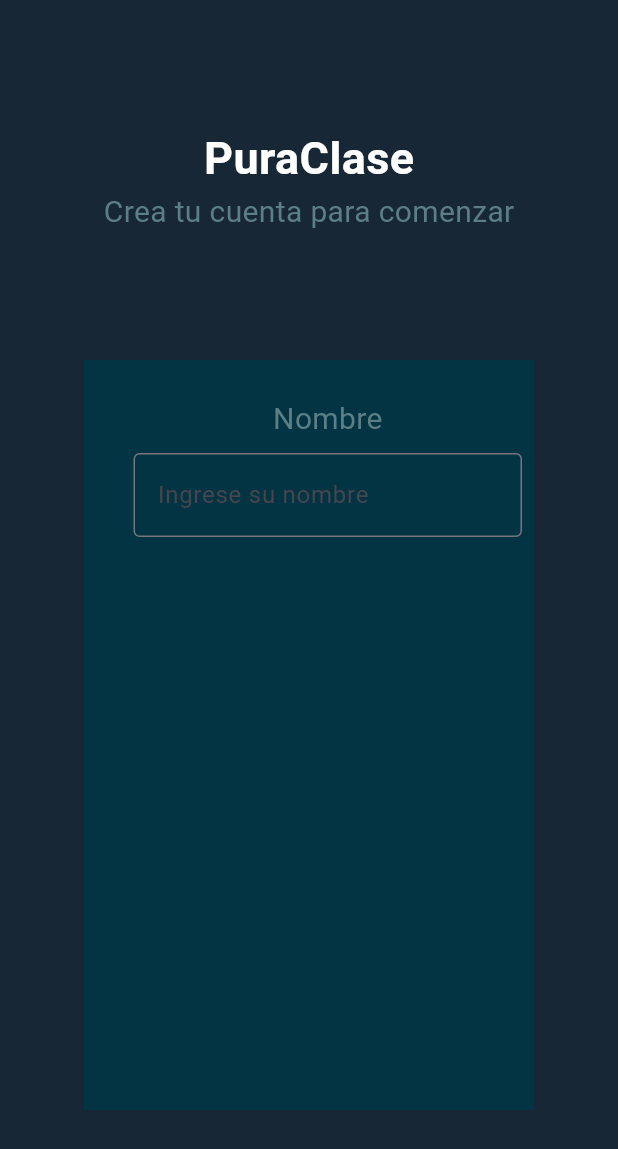
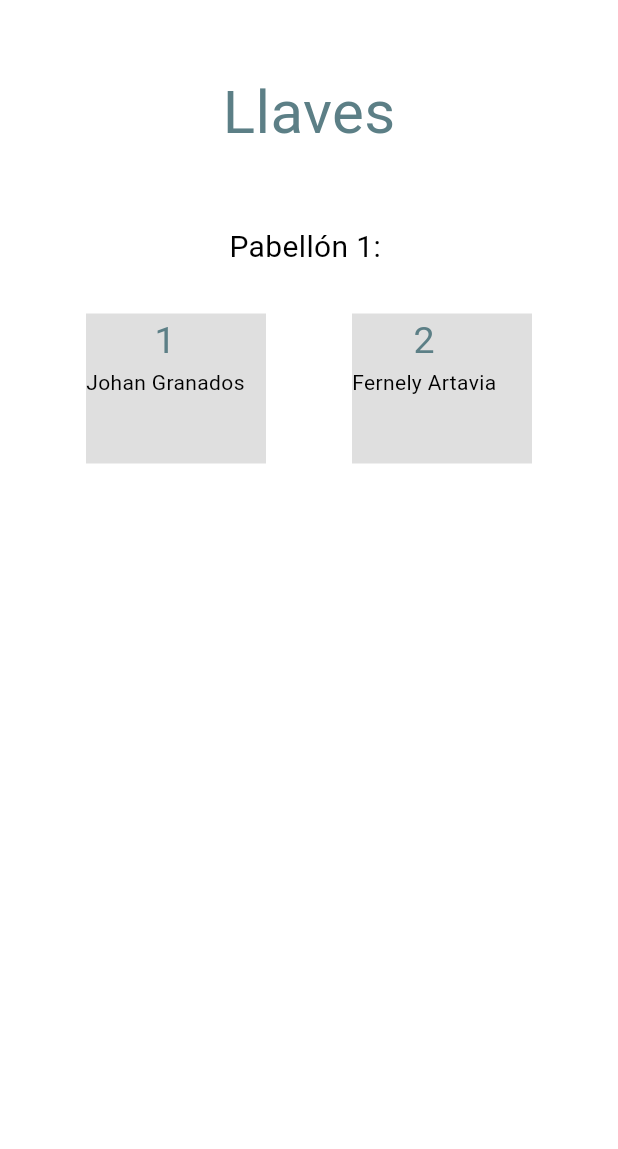
Before and after one commit to DylanOrte/pura_clase, a Flutter app: the screen it shows after launch, on a phone screen of 412 x 824 dp. Shown: the top 1149 px of the screen. Run offline on Flutter 3.47's test engine with Material 3 defaults, Android fonts, the light colour scheme and no system bars.

Commit message:
Version 2

```diff
--- /dev/null
+++ b/lib/componentes/llave.dart
@@ -0,0 +1,60 @@
+import 'package:flutter/material.dart';
+import 'package:pura_clase/diseños/colores.dart';
+
+class Llave extends StatefulWidget {
+  final String numLlave;
+  final String profesor;
+  const Llave({super.key, required this.numLlave, required this.profesor});
+
+  @override
+  State<Llave> createState() => _LlaveState();
+}
+
+class _LlaveState extends State<Llave> {
+  @override
+  Widget build(BuildContext context) {
+    return Container(
+      width: 120,
+      height: 100,
+      color: Colores.fondo2,
+      child: Stack(
+        children: [
+          Column(
+            crossAxisAlignment: CrossAxisAlignment.center,
+            children: [
+              Text(
+                widget.numLlave,
+                style: TextStyle(color: Colores.letra, fontSize: 25),
+                textAlign: TextAlign.center,
+              ),
+              Text(widget.profesor, style: TextStyle(color: Colors.black)),
+            ],
+          ),
+          Positioned.fill(
+            child: GestureDetector(
+              onTap: () {
+                showDialog(
+                  context: context,
+                  builder: (context) {
+                    return AlertDialog(
+                      title: Text(widget.numLlave),
+                      content: TextField(),
+                      actions: [
+                        TextButton(
+                          onPressed: () {
+                            Navigator.of(context).pop();
+                          },
+                          child: Text("Cerrar"),
+                        ),
+                      ],
+                    );
+                  },
+                );
+              },
+            ),
+          ),
+        ],
+      ),
+    );
+  }
+}
--- a/lib/nucleo/colores.dart
+++ b/lib/diseños/colores.dart
@@ -6,4 +6,5 @@ class Colores {
   static const Color tercero = Color(0xFF087371);
   static const Color letra = Color(0xFF5c7f86);
   static const Color fondo = Color(0xFF172736);
+  static const Color fondo2 = Color(0xD9D9D9D9);
 }
--- a/lib/main.dart
+++ b/lib/main.dart
@@ -1,6 +1,7 @@
 import 'package:flutter/material.dart';
 import 'package:pura_clase/pantallas/inicio_sesion.dart';
-import 'package:pura_clase/nucleo/colores.dart';
+import 'package:pura_clase/diseños/colores.dart';
+import 'package:pura_clase/pantallas/principal.dart';
 void main() {
   runApp(const MainApp());
 }
@@ -12,8 +13,8 @@ class MainApp extends StatelessWidget {
   Widget build(BuildContext context) {
     return const MaterialApp(
       home: Scaffold(
-        backgroundColor: Colores.fondo,
-        body: InicioSesion()
+        backgroundColor: Colors.white,
+        body: Principal()
       ),
     );
   }
--- a/lib/pantallas/inicio_sesion.dart
+++ b/lib/pantallas/inicio_sesion.dart
@@ -1,6 +1,6 @@
-import 'dart:ffi';
-import 'package:pura_clase/nucleo/colores.dart';
+import 'package:pura_clase/diseños/colores.dart';
 import 'package:flutter/material.dart';
+import 'package:pura_clase/pantallas/principal.dart';
 
 class InicioSesion extends StatefulWidget {
   const InicioSesion({super.key});
@@ -12,7 +12,7 @@ class InicioSesion extends StatefulWidget {
 class _InicioSesionState extends State<InicioSesion> {
   @override
   Widget build(BuildContext context) {
-    return Container(
+    return SizedBox(
       width: double.infinity,
       height: double.infinity,
       child: Column(
@@ -48,7 +48,12 @@ class _InicioSesionState extends State<InicioSesion> {
                   Padding(
                     padding: const EdgeInsets.all(8.0),
                     child: TextField(decoration: InputDecoration(hintText: "Ingrese su nombre", border: OutlineInputBorder()),),
-                  )
+                  ),
+                  ElevatedButton(onPressed: () {
+                    Navigator.push(
+                      context,
+                      MaterialPageRoute(builder: (context) => Principal()));
+                  }, child: null,),
                 ],
               ),
             ),
--- /dev/null
+++ b/lib/pantallas/principal.dart
@@ -0,0 +1,37 @@
+import 'package:flutter/material.dart';
+import 'package:pura_clase/componentes/llave.dart';
+import 'package:pura_clase/diseños/colores.dart';
+
+class Principal extends StatefulWidget {
+  const Principal({super.key});
+
+  @override
+  State<Principal> createState() => _MyWidgetState();
+}
+
+class _MyWidgetState extends State<Principal> {
+  @override
+  Widget build(BuildContext context) {
+    return Column(
+      children: [
+        Container(
+          height: 150,
+          width: double.infinity,
+          alignment: Alignment.center,
+          child: Text("Llaves", style: TextStyle(color: Colores.letra, fontSize: 40)),
+        ),
+        Text("Pabellón 1: ", style: TextStyle(color: Colors.black, fontSize: 20),),
+        SizedBox(height: 30,),
+        Row(
+          children: [
+            Spacer(),
+            Llave(numLlave: "1", profesor: "Johan Granados",),
+            Spacer(),
+            Llave(numLlave: "2", profesor: "Fernely Artavia",),
+            Spacer()
+          ],
+        )
+      ],
+    );
+  }
+}
```
Also changed, not shown: 1 other file.
